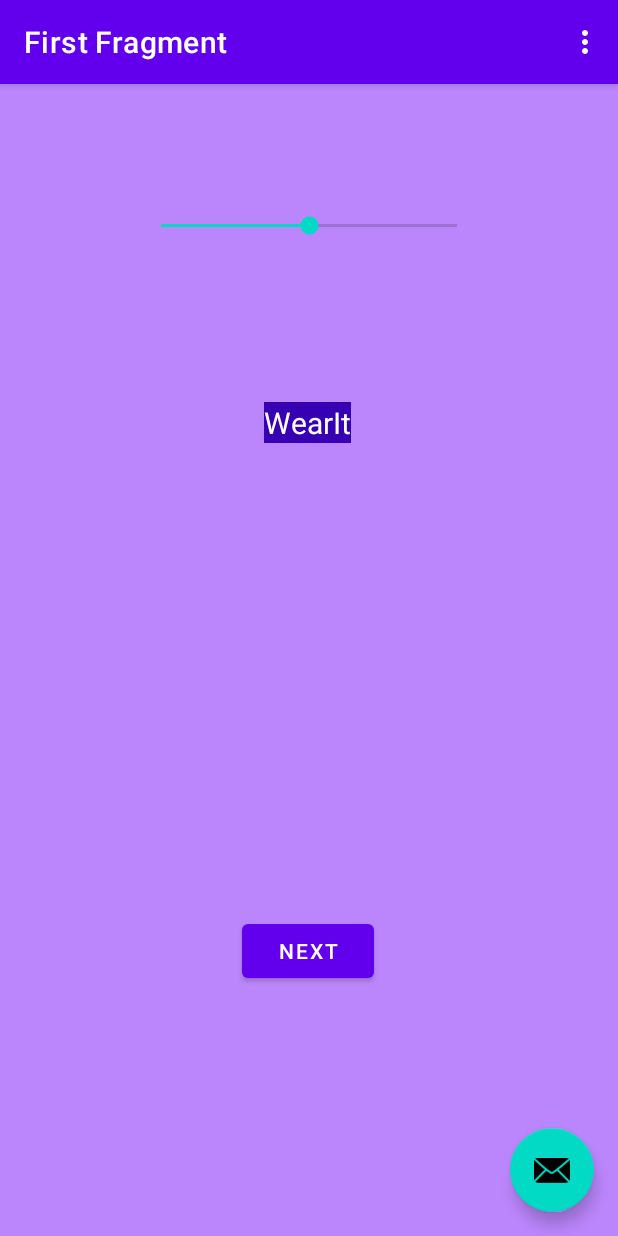
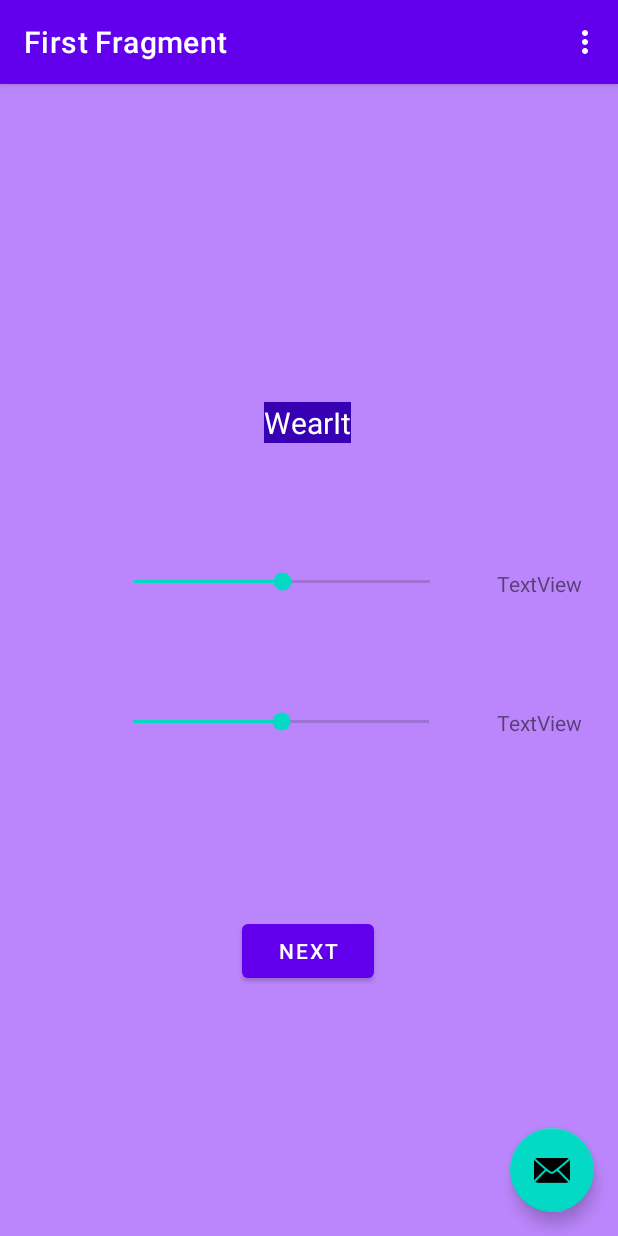
Before and after one commit to Selena-L/WearIt, an Android app: the screen it shows after launch (MainActivity), in the options menu, after a tap on "Settings", on a phone screen of 412 x 824 dp. Run offline under Robolectric (Android 15) with nearby library versions, the phone set to English and light mode, and no system bars; our stand-ins replace navigation-ui.

Commit message:
Added precipitation toggle

```diff
--- a/app/src/main/java/project/wearit/MainActivity.java
+++ b/app/src/main/java/project/wearit/MainActivity.java
@@ -17,15 +17,23 @@ import project.wearit.databinding.ActivityMainBinding;
 
 import android.view.Menu;
 import android.view.MenuItem;
+import android.widget.SeekBar;
+import android.widget.TextView;
 
 public class MainActivity extends AppCompatActivity {
 
     private AppBarConfiguration appBarConfiguration;
     private ActivityMainBinding binding;
+    private SeekBar tempBar;
+    private TextView tempValText;
+    private SeekBar precipitationBar;
+    private TextView precipitationValText;
+
 
     @Override
     protected void onCreate(Bundle savedInstanceState) {
         super.onCreate(savedInstanceState);
+
 
         binding = ActivityMainBinding.inflate(getLayoutInflater());
         setContentView(binding.getRoot());
@@ -43,6 +51,47 @@ public class MainActivity extends AppCompatActivity {
                         .setAction("Action", null).show();
             }
         });
+
+        // SeekBar: temperature_toggle
+        tempBar = (SeekBar) findViewById(R.id.temperature_toggle);
+        tempValText = (TextView) findViewById(R.id.temperature_value);
+        tempValText.setText(tempBar.getProgress() + "C");
+        tempBar.setOnSeekBarChangeListener(new SeekBar.OnSeekBarChangeListener() {
+            int temperatureVal = 0;
+            @Override
+            public void onProgressChanged(SeekBar seekBar, int progress, boolean fromUser) {
+                temperatureVal = progress;
+            }
+            @Override
+            public void onStartTrackingTouch(SeekBar seekBar) {
+                //write custom code to on start progress
+            }
+            @Override
+            public void onStopTrackingTouch(SeekBar seekBar) {
+                tempValText.setText(temperatureVal + "C");
+            }
+        });
+
+        // SeekBar: precipitation_toggle
+        precipitationBar = (SeekBar) findViewById(R.id.precipitation_toggle);
+        precipitationValText = (TextView) findViewById(R.id.precipitation_value);
+        precipitationValText.setText(precipitationBar.getProgress() + "%");
+        tempBar.setOnSeekBarChangeListener(new SeekBar.OnSeekBarChangeListener() {
+            int precipitationVal = 0;
+            @Override
+            public void onProgressChanged(SeekBar seekBar, int progress, boolean fromUser) {
+                precipitationVal = progress;
+            }
+            @Override
+            public void onStartTrackingTouch(SeekBar seekBar) {
+                //write custom code to on start progress
+            }
+            @Override
+            public void onStopTrackingTouch(SeekBar seekBar) {
+                precipitationValText.setText(precipitationVal + "%");
+            }
+        });
+
 
     }
 
--- a/app/src/main/res/layout/fragment_first.xml
+++ b/app/src/main/res/layout/fragment_first.xml
@@ -38,11 +38,51 @@
         android:id="@+id/temperature_toggle"
         android:layout_width="229dp"
         android:layout_height="110dp"
-        android:layout_marginTop="40dp"
+        android:layout_marginStart="44dp"
         android:max="50"
         android:min="-20"
         android:progress="15"
+        app:layout_constraintBottom_toBottomOf="parent"
+        app:layout_constraintEnd_toStartOf="@+id/temperature_value"
+        app:layout_constraintStart_toStartOf="parent"
+        app:layout_constraintTop_toTopOf="parent"
+        app:layout_constraintVertical_bias="0.421" />
+
+    <TextView
+        android:id="@+id/temperature_value"
+        android:layout_width="wrap_content"
+        android:layout_height="wrap_content"
+        android:layout_marginEnd="24dp"
+        android:text="TextView"
+        app:layout_constraintBottom_toBottomOf="parent"
         app:layout_constraintEnd_toEndOf="parent"
+        app:layout_constraintTop_toTopOf="parent"
+        app:layout_constraintVertical_bias="0.432" />
+
+    <SeekBar
+        android:id="@+id/precipitation_toggle"
+        android:layout_width="229dp"
+        android:layout_height="110dp"
+        android:max="100"
+        android:min="0"
+        android:progress="50"
+        app:layout_constraintBottom_toBottomOf="parent"
+        app:layout_constraintEnd_toStartOf="@+id/precipitation_value"
+        app:layout_constraintHorizontal_bias="0.712"
         app:layout_constraintStart_toStartOf="parent"
-        app:layout_constraintTop_toTopOf="parent" />
+        app:layout_constraintTop_toTopOf="parent"
+        app:layout_constraintVertical_bias="0.563" />
+
+    <TextView
+        android:id="@+id/precipitation_value"
+        android:layout_width="wrap_content"
+        android:layout_height="wrap_content"
+        android:layout_marginEnd="24dp"
+        android:text="TextView"
+        app:layout_constraintBottom_toBottomOf="parent"
+        app:layout_constraintEnd_toEndOf="parent"
+        app:layout_constraintTop_toTopOf="parent"
+        app:layout_constraintVertical_bias="0.556" />
+
+
 </androidx.constraintlayout.widget.ConstraintLayout>
```
